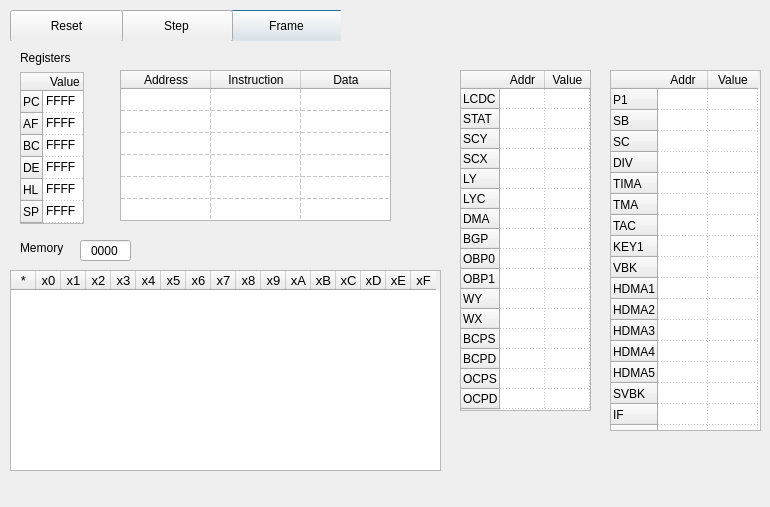
Above: projectSrc/form/dbwindow.ui from tlepeche/GBmu before the change. Below: the same form after it.
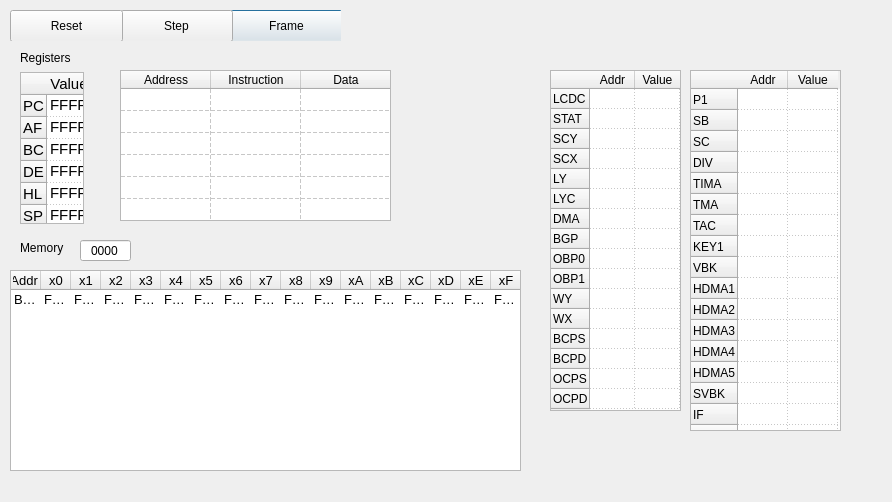
That is the form after the change.

Commit message: resize tables

```diff
--- a/projectSrc/form/dbwindow.ui
+++ b/projectSrc/form/dbwindow.ui
@@ -6,8 +6,8 @@
    <rect>
     <x>0</x>
     <y>0</y>
-    <width>770</width>
-    <height>507</height>
+    <width>892</width>
+    <height>502</height>
    </rect>
   </property>
   <property name="windowTitle">
@@ -65,7 +65,7 @@
   <widget class="QTableWidget" name="tableVideoRegisters">
    <property name="geometry">
     <rect>
-     <x>460</x>
+     <x>550</x>
      <y>70</y>
      <width>131</width>
      <height>341</height>
@@ -180,7 +180,7 @@
   <widget class="QTableWidget" name="tableOtherRegisters">
    <property name="geometry">
     <rect>
-     <x>610</x>
+     <x>690</x>
      <y>70</y>
      <width>151</width>
      <height>361</height>
@@ -379,6 +379,11 @@
       <height>152</height>
      </rect>
     </property>
+    <property name="font">
+     <font>
+      <pointsize>11</pointsize>
+     </font>
+    </property>
     <property name="verticalScrollBarPolicy">
      <enum>Qt::ScrollBarAlwaysOff</enum>
     </property>
@@ -503,7 +508,7 @@
     <rect>
      <x>10</x>
      <y>230</y>
-     <width>431</width>
+     <width>511</width>
      <height>241</height>
     </rect>
    </property>
@@ -512,7 +517,7 @@
      <rect>
       <x>0</x>
       <y>40</y>
-      <width>431</width>
+      <width>511</width>
       <height>201</height>
      </rect>
     </property>
@@ -549,7 +554,7 @@
      <number>9</number>
     </property>
     <attribute name="horizontalHeaderDefaultSectionSize">
-     <number>25</number>
+     <number>30</number>
     </attribute>
     <attribute name="verticalHeaderVisible">
      <bool>false</bool>
@@ -571,7 +576,7 @@
     <row/>
     <column>
      <property name="text">
-      <string>*</string>
+      <string>Addr </string>
      </property>
     </column>
     <column>
@@ -654,6 +659,91 @@
       <string>xF</string>
      </property>
     </column>
+    <item row="0" column="0">
+     <property name="text">
+      <string>BBBB: </string>
+     </property>
+    </item>
+    <item row="0" column="1">
+     <property name="text">
+      <string>FFF</string>
+     </property>
+    </item>
+    <item row="0" column="2">
+     <property name="text">
+      <string>FFF</string>
+     </property>
+    </item>
+    <item row="0" column="3">
+     <property name="text">
+      <string>FFF</string>
+     </property>
+    </item>
+    <item row="0" column="4">
+     <property name="text">
+      <string>FFF</string>
+     </property>
+    </item>
+    <item row="0" column="5">
+     <property name="text">
+      <string>FFF</string>
+     </property>
+    </item>
+    <item row="0" column="6">
+     <property name="text">
+      <string>FFF</string>
+     </property>
+    </item>
+    <item row="0" column="7">
+     <property name="text">
+      <string>FFF</string>
+     </property>
+    </item>
+    <item row="0" column="8">
+     <property name="text">
+      <string>FFF</string>
+     </property>
+    </item>
+    <item row="0" column="9">
+     <property name="text">
+      <string>FFF</string>
+     </property>
+    </item>
+    <item row="0" column="10">
+     <property name="text">
+      <string>FFF</string>
+     </property>
+    </item>
+    <item row="0" column="11">
+     <property name="text">
+      <string>FFF</string>
+     </property>
+    </item>
+    <item row="0" column="12">
+     <property name="text">
+      <string>FFF</string>
+     </property>
+    </item>
+    <item row="0" column="13">
+     <property name="text">
+      <string>FFF</string>
+     </property>
+    </item>
+    <item row="0" column="14">
+     <property name="text">
+      <string>FFF</string>
+     </property>
+    </item>
+    <item row="0" column="15">
+     <property name="text">
+      <string>FFF</string>
+     </property>
+    </item>
+    <item row="0" column="16">
+     <property name="text">
+      <string>FFF</string>
+     </property>
+    </item>
    </widget>
    <widget class="QLabel" name="label_2">
     <property name="geometry">
```
The commit also changes 1 other file.
